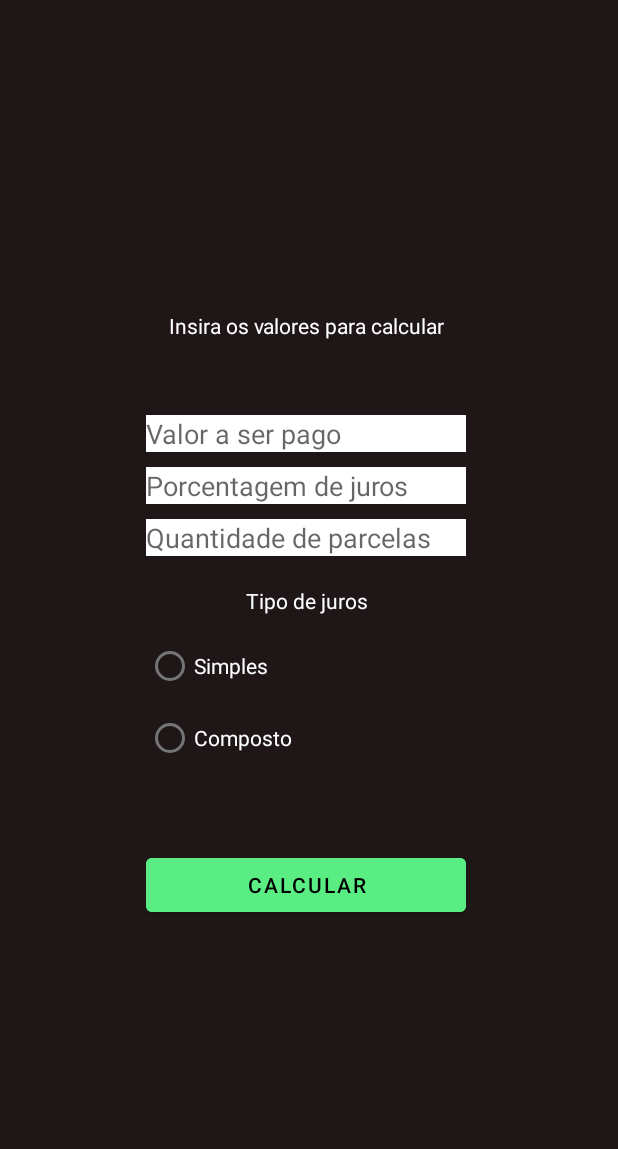
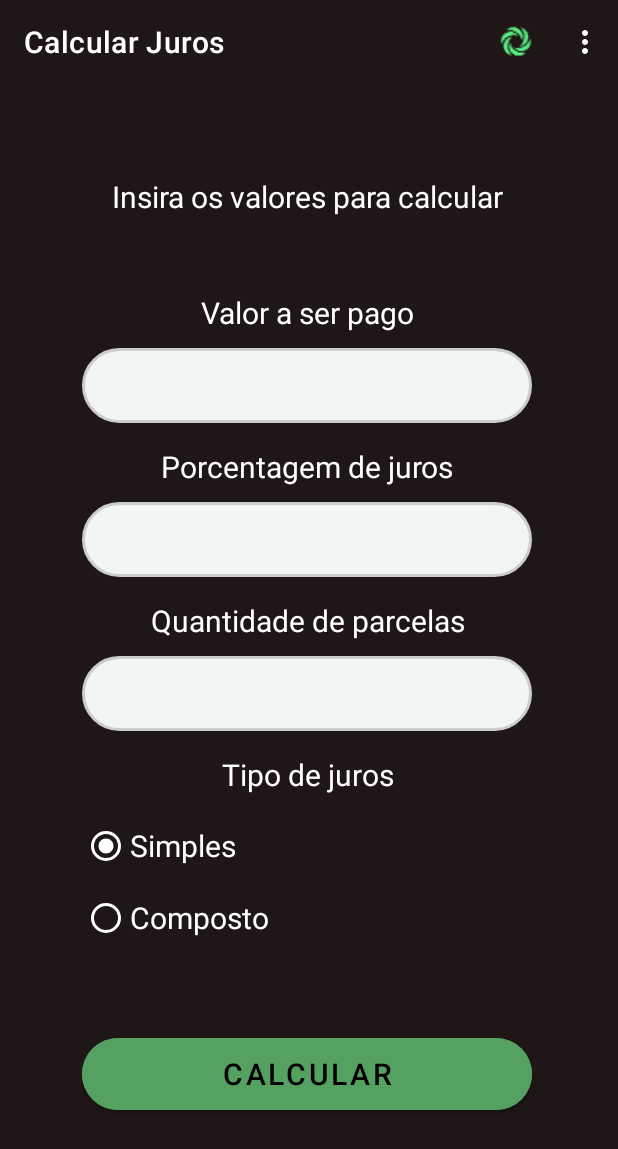
Before and after one commit to Lobat0/CashWise, an Android app: the CalcularJuros screen opened directly, with no data from a screen before it, on a phone screen of 412 x 824 dp. Shown: the top 1149 px of the screen. Run offline under Robolectric (Android 15) with nearby library versions, the phone set to English and light mode, and no system bars; our stand-ins replace Firebase (no records; nobody signed in at launch, a user with empty details on screens opened directly).

Commit message:
Calcular Juros com um resultado total

```diff
--- a/app/src/main/java/com/appfinance/Analise.java
+++ b/app/src/main/java/com/appfinance/Analise.java
@@ -44,10 +44,10 @@ public class Analise extends AppCompatActivity {
     @Override
     public boolean onOptionsItemSelected(@NonNull MenuItem item) {
         switch (item.getItemId()){
-            case R.id.itemHome:
+            case R.id.itemCalcJuros:
                 //troca de tela aq só ir repetindo
                 //Toast.makeText(Dicas.this, "Teste do item 1", Toast.LENGTH_SHORT).show();
-                Intent it1 = new Intent(getApplicationContext(), Home.class);
+                Intent it1 = new Intent(getApplicationContext(), CalcularJuros.class);
                 startActivity(it1);
                 finish();
                 return true;
--- a/app/src/main/java/com/appfinance/Dicas.java
+++ b/app/src/main/java/com/appfinance/Dicas.java
@@ -46,10 +46,10 @@ public class Dicas extends AppCompatActivity {
     @Override
     public boolean onOptionsItemSelected(@NonNull MenuItem item) {
         switch (item.getItemId()){
-            case R.id.itemHome:
+            case R.id.itemCalcJuros:
                 //troca de tela aq só ir repetindo
                 //Toast.makeText(Dicas.this, "Teste do item 1", Toast.LENGTH_SHORT).show();
-                Intent it1 = new Intent(getApplicationContext(), Home.class);
+                Intent it1 = new Intent(getApplicationContext(), CalcularJuros.class);
                 startActivity(it1);
                 finish();
                 return true;
--- a/app/src/main/java/com/appfinance/Logar.java
+++ b/app/src/main/java/com/appfinance/Logar.java
@@ -37,7 +37,7 @@ public class Logar extends AppCompatActivity {
             public void onComplete(@NonNull Task<AuthResult> task) {
                 if(task.isSuccessful()){
                     Toast.makeText(Logar.this, "Usuário logado com sucesso", Toast.LENGTH_SHORT).show();
-                    Intent it = new Intent(getApplicationContext(), Home.class);
+                    Intent it = new Intent(getApplicationContext(), SaldoTotal.class);
                     startActivity(it);
                     finish();
                 }else{
--- a/app/src/main/java/com/appfinance/SaldoTotal.java
+++ b/app/src/main/java/com/appfinance/SaldoTotal.java
@@ -128,10 +128,10 @@ public class SaldoTotal extends AppCompatActivity {
     @Override
     public boolean onOptionsItemSelected(@NonNull MenuItem item) {
         switch (item.getItemId()){
-            case R.id.itemHome:
+            case R.id.itemCalcJuros:
                 //troca de tela aq só ir repetindo
                 //Toast.makeText(Dicas.this, "Teste do item 1", Toast.LENGTH_SHORT).show();
-                Intent it1 = new Intent(getApplicationContext(), Home.class);
+                Intent it1 = new Intent(getApplicationContext(), CalcularJuros.class);
                 startActivity(it1);
                 finish();
                 return true;
--- a/app/src/main/res/layout/activity_calcular_juros.xml
+++ b/app/src/main/res/layout/activity_calcular_juros.xml
@@ -27,41 +27,88 @@
             android:gravity="center"
             android:text="Insira os valores para calcular"
             android:textAlignment="gravity"
-            android:textColor="@color/white" />
+            android:textColor="@color/white"
+            android:textSize="20sp" />
 
-        <EditText
-            android:id="@+id/editTextTextPersonName"
+        <TextView
+            android:id="@+id/textView11"
             android:layout_width="match_parent"
             android:layout_height="wrap_content"
             android:layout_marginBottom="10dp"
-            android:background="@color/white"
-            android:ems="10"
-            android:hint="Valor a ser pago"
-            android:inputType="textPersonName" />
+            android:gravity="center"
+            android:text="Valor a ser pago"
+            android:textAlignment="gravity"
+            android:textColor="@color/white"
+            android:textSize="20sp" />
 
         <EditText
-            android:id="@+id/editTextTextPersonName2"
+            android:id="@+id/txt_valorPag"
+            android:layout_width="300dp"
+            android:layout_height="50dp"
+            android:layout_marginBottom="15dp"
+            android:layout_weight="1"
+            android:background="@drawable/border_radius"
+            android:ems="10"
+            android:inputType="number"
+            android:paddingLeft="20dp"
+            android:textAlignment="viewStart"
+            android:textColor="#000000"
+            android:textColorHint="#000000" />
+
+        <TextView
+            android:id="@+id/textView14"
             android:layout_width="match_parent"
             android:layout_height="wrap_content"
             android:layout_marginBottom="10dp"
-            android:background="@color/white"
-            android:ems="10"
-            android:hint="Porcentagem de juros"
-            android:inputType="textPersonName" />
+            android:gravity="center"
+            android:text="Porcentagem de juros"
+            android:textAlignment="gravity"
+            android:textColor="@color/white"
+            android:textSize="20sp" />
 
         <EditText
-            android:id="@+id/editTextTextPersonName4"
+            android:id="@+id/txt_porcJuros"
+            android:layout_width="300dp"
+            android:layout_height="50dp"
+            android:layout_marginBottom="15dp"
+            android:layout_weight="1"
+            android:background="@drawable/border_radius"
+            android:ems="10"
+            android:inputType="number"
+            android:paddingLeft="20dp"
+            android:textAlignment="viewStart"
+            android:textColor="#000000"
+            android:textColorHint="#000000" />
+
+        <TextView
+            android:id="@+id/textView21"
             android:layout_width="match_parent"
             android:layout_height="wrap_content"
-            android:layout_marginBottom="20dp"
-            android:background="@color/white"
+            android:layout_marginBottom="10dp"
+            android:gravity="center"
+            android:text="Quantidade de parcelas"
+            android:textAlignment="gravity"
+            android:textColor="@color/white"
+            android:textSize="20sp" />
+
+        <EditText
+            android:id="@+id/txt_qtdParc"
+            android:layout_width="300dp"
+            android:layout_height="50dp"
+            android:layout_marginBottom="15dp"
+            android:layout_weight="1"
+            android:background="@drawable/border_radius"
             android:ems="10"
-            android:hint="Quantidade de parcelas"
-            android:inputType="textPersonName" />
+            android:inputType="number"
+            android:paddingLeft="20dp"
+            android:textAlignment="viewStart"
+            android:textColor="#000000"
+            android:textColorHint="#000000" />
 
         <RadioGroup
             android:layout_width="match_parent"
             android:layout_height="match_parent"
+            android:gravity="center"
             android:paddingBottom="50dp">
 
             <TextView
@@ -72,30 +119,40 @@
                 android:gravity="center"
                 android:text="Tipo de juros"
                 android:textAlignment="gravity"
-                android:textColor="@color/white" />
+                android:textColor="@color/white"
+                android:textSize="20sp" />
 
             <RadioButton
                 android:id="@+id/rdbtnSimp"
                 android:layout_width="match_parent"
                 android:layout_height="wrap_content"
+                android:buttonTint="#FFFFFF"
+                android:checked="true"
                 android:text="Simples"
-                android:textColor="@color/white" />
+                android:textColor="@color/white"
+                android:textSize="20sp" />
 
             <RadioButton
                 android:id="@+id/rdbtnComp"
                 android:layout_width="match_parent"
                 android:layout_height="wrap_content"
+                android:buttonTint="#FFFFFF"
                 android:text="Composto"
-                android:textColor="@android:color/white" />
+                android:textColor="@android:color/white"
+                android:textSize="20sp" />
         </RadioGroup>
 
         <Button
             android:id="@+id/btnCalc"
             android:layout_width="match_parent"
-            android:layout_height="wrap_content"
-            android:backgroundTint="#5AED83"
+            android:layout_height="60dp"
+            android:layout_marginBottom="15dp"
+            android:backgroundTint="#55A162"
+            android:onClick="Calcular"
             android:text="Calcular"
-            android:textColor="@color/black" />
+            android:textColor="@color/black"
+            android:textSize="20sp"
+            app:cornerRadius="30dp" />
 
     </LinearLayout>
 
--- a/app/src/main/res/menu/menu.xml
+++ b/app/src/main/res/menu/menu.xml
@@ -17,9 +17,9 @@
         app:showAsAction="never" />
 
     <item
-        android:id="@+id/itemHome"
+        android:id="@+id/itemCalcJuros"
         android:background="#FFFFFF"
-        android:title="Home"
+        android:title="Calcular Juros"
         app:showAsAction="never" />
 
     <item
```
Also changed, not shown: app/src/main/AndroidManifest.xml (+0 -7 lines), app/src/main/java/com/appfinance/CalcularJuros.java (+234 -1 lines), app/src/main/java/com/appfinance/Home.java (deleted, +0 -112 lines), app/src/main/java/com/appfinance/Lancamento.java (+15 -2 lines).
